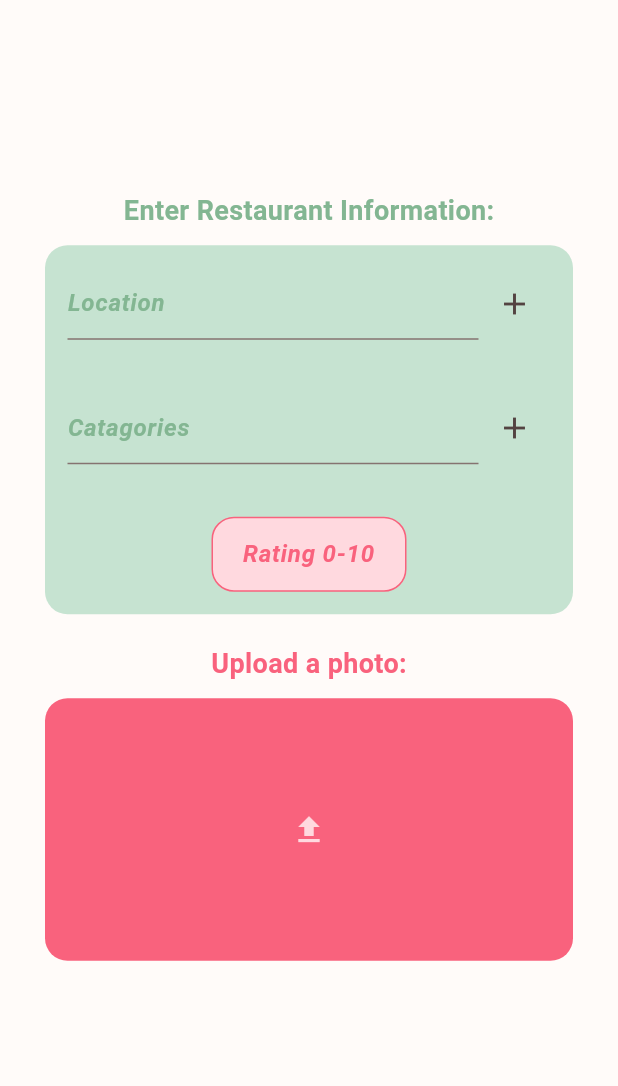
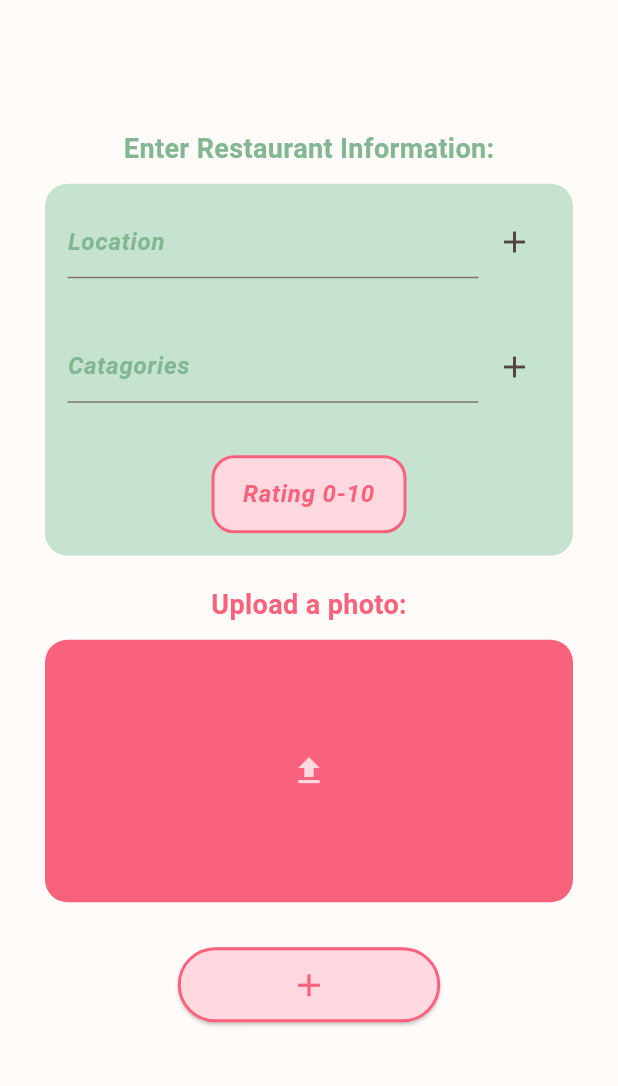
Before and after one commit to HiddenStoweAway/LARRO, a Flutter app: the screen it shows after launch, after a tap on the "add" icon, on a phone screen of 412 x 824 dp, the part 84-1170 px from its top. Run offline on Flutter 3.47's test engine with Material 3 defaults, Android fonts, the phone set to English and light mode, and no system bars; our stand-ins replace hive_flutter, image_picker; accounts and stored records are empty.

Commit message:
added food create btn and then started hive saving stuff

```diff
--- a/lib/main.dart
+++ b/lib/main.dart
@@ -1,8 +1,12 @@
 import 'package:flutter/material.dart';
+import 'package:hive_flutter/hive_flutter.dart';
 import 'package:larro/mycolors.dart';
 import 'package:larro/pages/p_home.dart';
 
-void main(){
+void main() async {
+  WidgetsFlutterBinding.ensureInitialized();
+  await Hive.initFlutter();
+  await Hive.openBox("foods");
   runApp(MyApp());
 }
 
--- a/lib/pages/p_add_food.dart
+++ b/lib/pages/p_add_food.dart
@@ -97,7 +97,10 @@ class _AddFoodPageState extends State<AddFoodPage> {
                         Container(
                           decoration: BoxDecoration(
                             color: colorScheme.secondaryContainer,
-                            border: Border.all(color: colorScheme.secondary),
+                            border: Border.all(
+                              color: colorScheme.secondary,
+                              width: 2,
+                            ),
                             borderRadius: BorderRadius.circular(15),
                           ),
                           width: 130,
@@ -130,7 +133,7 @@ class _AddFoodPageState extends State<AddFoodPage> {
                                 fontStyle: FontStyle.italic,
                                 color: colorScheme.secondary,
                               ),
-                              border: InputBorder.none
+                              border: InputBorder.none,
                             ),
                           ),
                         ),
@@ -170,6 +173,24 @@ class _AddFoodPageState extends State<AddFoodPage> {
                         onTap: pickImage,
                         child: Image.file(image!),
                       ),
+
+                SizedBox(height: 30),
+                SizedBox(
+                  width: 175,
+                  height: 50,
+                  child: ElevatedButton(
+                    style: ElevatedButton.styleFrom(
+                      backgroundColor: colorScheme.secondaryContainer,
+                      side: BorderSide(color: colorScheme.secondary, width: 2),
+                    ),
+                    onPressed: () {},
+                    child: Icon(
+                      Icons.add,
+                      color: colorScheme.secondary,
+                      size: 25,
+                    ),
+                  ),
+                ),
               ],
             ),
           ),
--- a/lib/pages/p_home.dart
+++ b/lib/pages/p_home.dart
@@ -57,7 +57,7 @@ class HomePage extends StatelessWidget {
                     MaterialPageRoute(builder: (context) => AddFoodPage()),
                   );
                 },
-                child: Icon(Icons.add, color: colorScheme.tertiary, size: 25),
+                child: Icon(Icons.add, color: colorScheme.secondaryContainer, size: 25),
               ),
             ),
           ],
--- a/pubspec.yaml
+++ b/pubspec.yaml
@@ -35,7 +35,9 @@ dependencies:
   # Use with the CupertinoIcons class for iOS style icons.
   cupertino_icons: ^1.0.8
   image_picker: ^1.2.3
-
+  path_provider: ^2.1.6
+  hive: ^2.2.3
+  hive_flutter: ^1.1.0
 dev_dependencies:
   flutter_test:
     sdk: flutter
```
Also changed, not shown: pubspec.lock, 4 other files.
